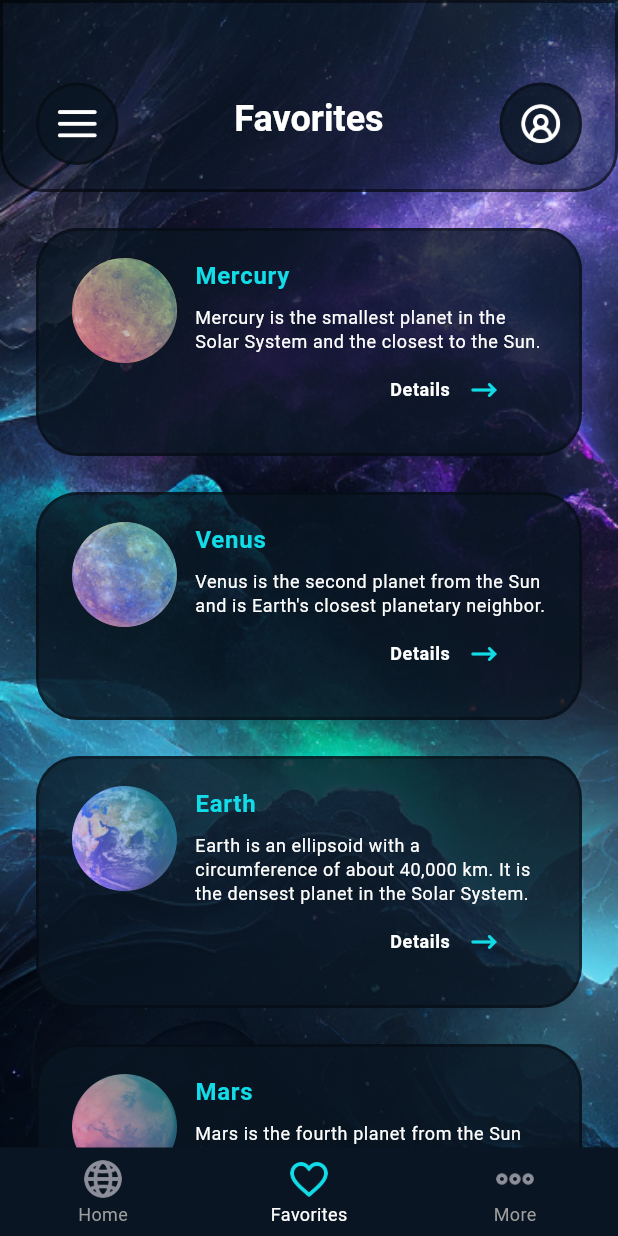
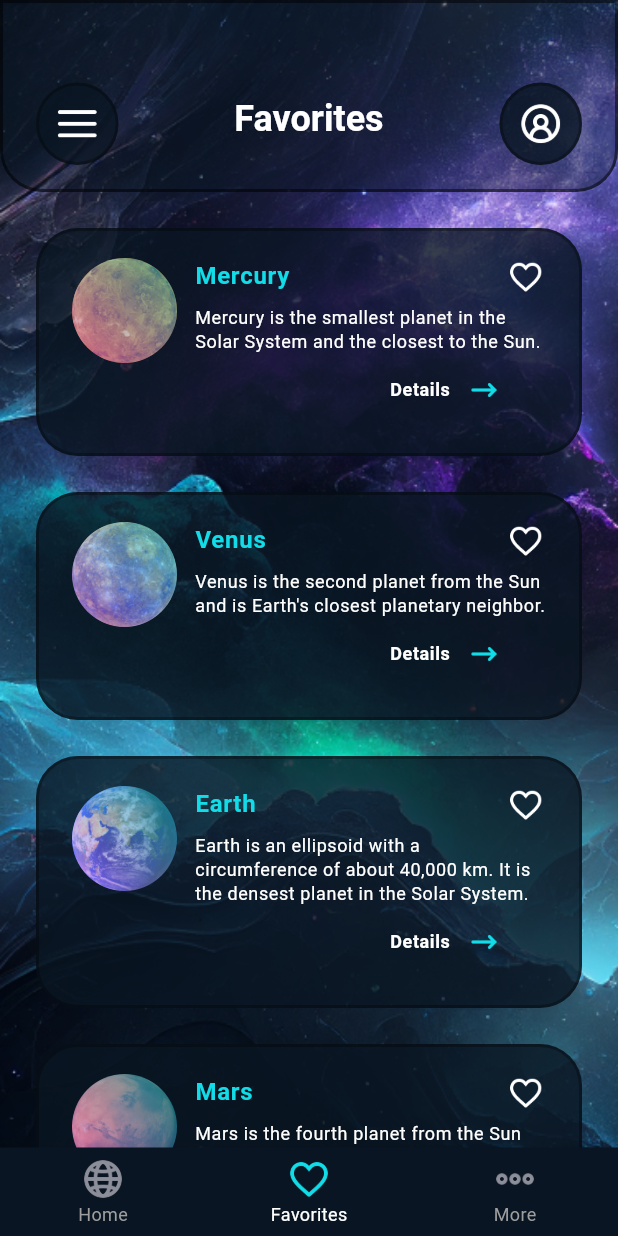
Before and after one commit to Yusufrahimboyev/Cosmic, a Flutter app: the screen it shows after launch, item 2 of the bottom bar chosen, on a phone screen of 412 x 824 dp. Run offline on Flutter 3.47's test engine with Material 3 defaults, Android fonts, the phone set to English and light mode, and no system bars.

Commit message:
like button added on favorites.dart

```diff
--- a/lib/screens/home/favorites_screen.dart
+++ b/lib/screens/home/favorites_screen.dart
@@ -112,8 +112,11 @@ class FavoritesScreen extends StatelessWidget {
         separatorBuilder: (BuildContext context, int index) => Padding(
           padding: const EdgeInsets.symmetric(horizontal: 24),
           child: MyCustomBox(
-            child: Padding(
-              padding: const EdgeInsets.symmetric(horizontal: 24, vertical: 20),
+            child: Stack(
+              children: [
+                Padding(
+                  padding:
+                      const EdgeInsets.symmetric(horizontal: 24, vertical: 20),
                   child: Row(
                     crossAxisAlignment: CrossAxisAlignment.start,
                     children: [
@@ -123,7 +126,8 @@ class FavoritesScreen extends StatelessWidget {
                           children: [
                             Image(
                               width: 70,
-                          image: AssetImage(planets.elementAt(index)["image"]!),
+                              image: AssetImage(
+                                  planets.elementAt(index)["image"]!),
                             ),
                             const MyGradient(
                               dimension: 70,
@@ -148,8 +152,10 @@ class FavoritesScreen extends StatelessWidget {
                             const SizedBox(height: 8),
                             Text(
                               planets.elementAt(index)["text"]!,
-                          style:
-                              Theme.of(context).textTheme.bodySmall?.copyWith(
+                              style: Theme.of(context)
+                                  .textTheme
+                                  .bodySmall
+                                  ?.copyWith(
                                     color: Colors.white,
                                   ),
                             ),
@@ -178,7 +184,8 @@ class FavoritesScreen extends StatelessWidget {
                                       const SizedBox(width: 10),
                                       const Image(
                                         width: 25,
-                                    image: AssetImage(AppIcons.arrowForward),
+                                        image:
+                                            AssetImage(AppIcons.arrowForward),
                                       ),
                                     ],
                                   ),
@@ -191,6 +198,16 @@ class FavoritesScreen extends StatelessWidget {
                     ],
                   ),
                 ),
+                const Positioned(
+                  top: 20,
+                  right: 25,
+                  child: Image(
+                    width: 25,
+                    image: AssetImage(AppIcons.like),
+                  ),
+                ),
+              ],
+            ),
           ),
         ),
         itemCount: planets.length + 1,
```
Lines whose indentation alone changed are shown as unchanged.
